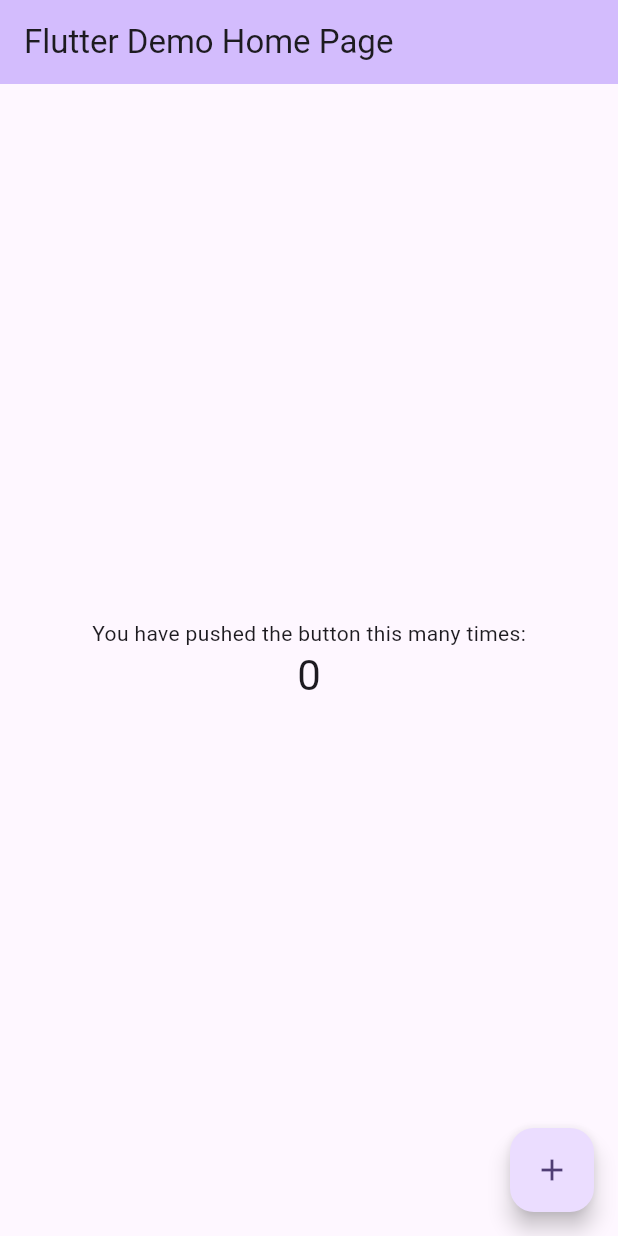
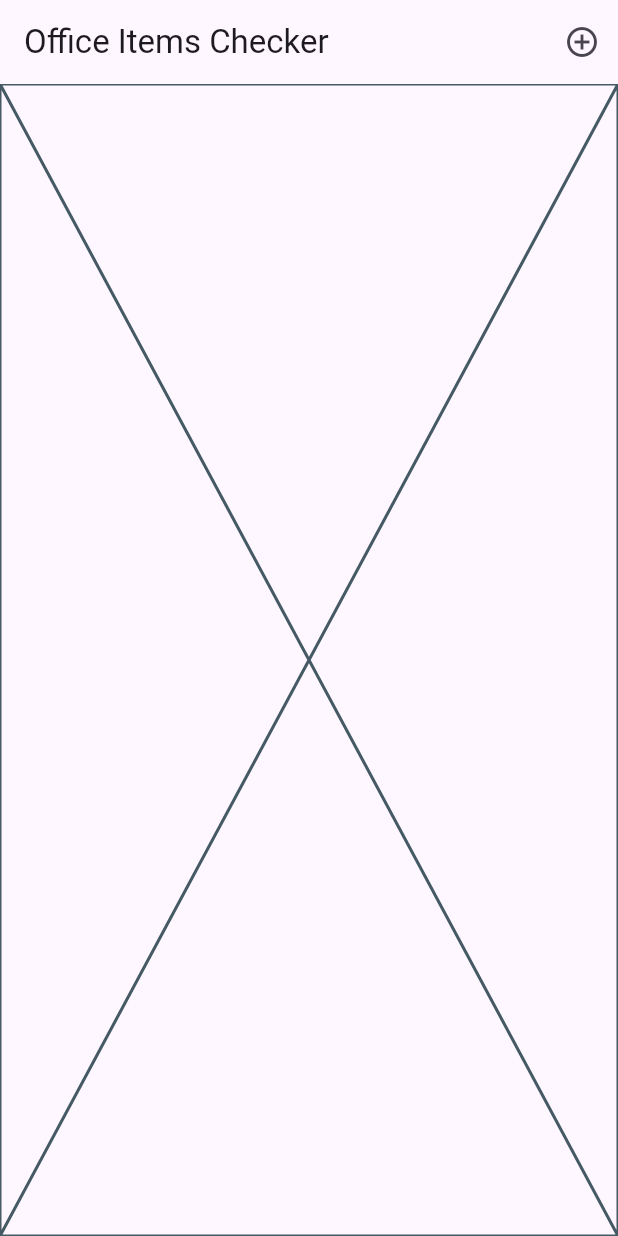
Before and after one commit to Flutter007/lab60, a Flutter app: the screen it shows after launch, on a phone screen of 412 x 824 dp. Run offline on Flutter 3.47's test engine with Material 3 defaults, Android fonts, the phone set to English and light mode, and no system bars; our stand-ins replace flutter_riverpod.

Commit message:
Added  HTTP,Riverpod,INTL libraries,made models and data for Item,ItemCategory and Item Location,added screens.

```diff
--- /dev/null
+++ b/lib/data/item_locations_data.dart
@@ -0,0 +1,24 @@
+import 'package:lab60/models/item_location.dart';
+
+final itemLocations = [
+  ItemLocation(
+    id: 'main_building',
+    title: 'Main building',
+    description: 'Main building of company',
+  ),
+  ItemLocation(
+    id: "director's_office",
+    title: "Director's office",
+    description: 'Room of company director',
+  ),
+  ItemLocation(
+    id: 'technical_staff_room',
+    title: 'Technical staff room',
+    description: 'Room of technical staff',
+  ),
+  ItemLocation(
+    id: 'office_77',
+    title: 'Office 77',
+    description: 'Main office of company',
+  ),
+];
--- /dev/null
+++ b/lib/lab60.dart
@@ -0,0 +1,12 @@
+import 'package:flutter/material.dart';
+import 'package:flutter_riverpod/flutter_riverpod.dart';
+import 'package:lab60/screens/items_list_screen.dart';
+
+class Lab60 extends ConsumerWidget {
+  const Lab60({super.key});
+
+  @override
+  Widget build(BuildContext context, WidgetRef ref) {
+    return MaterialApp(home: ItemsListScreen());
+  }
+}
--- a/lib/main.dart
+++ b/lib/main.dart
@@ -1,122 +1,7 @@
 import 'package:flutter/material.dart';
+import 'package:flutter_riverpod/flutter_riverpod.dart';
+import 'package:lab60/lab60.dart';
 
 void main() {
-  runApp(const MyApp());
+  runApp(ProviderScope(child: Lab60()));
 }
-
-class MyApp extends StatelessWidget {
-  const MyApp({super.key});
-
-  // This widget is the root of your application.
-  @override
-  Widget build(BuildContext context) {
-    return MaterialApp(
-      title: 'Flutter Demo',
-      theme: ThemeData(
-        // This is the theme of your application.
-        //
-        // TRY THIS: Try running your application with "flutter run". You'll see
-        // the application has a purple toolbar. Then, without quitting the app,
-        // try changing the seedColor in the colorScheme below to Colors.green
-        // and then invoke "hot reload" (save your changes or press the "hot
-        // reload" button in a Flutter-supported IDE, or press "r" if you used
-        // the command line to start the app).
-        //
-        // Notice that the counter didn't reset back to zero; the application
-        // state is not lost during the reload. To reset the state, use hot
-        // restart instead.
-        //
-        // This works for code too, not just values: Most code changes can be
-        // tested with just a hot reload.
-        colorScheme: ColorScheme.fromSeed(seedColor: Colors.deepPurple),
-      ),
-      home: const MyHomePage(title: 'Flutter Demo Home Page'),
-    );
-  }
-}
-
-class MyHomePage extends StatefulWidget {
-  const MyHomePage({super.key, required this.title});
-
-  // This widget is the home page of your application. It is stateful, meaning
-  // that it has a State object (defined below) that contains fields that affect
-  // how it looks.
-
-  // This class is the configuration for the state. It holds the values (in this
-  // case the title) provided by the parent (in this case the App widget) and
-  // used by the build method of the State. Fields in a Widget subclass are
-  // always marked "final".
-
-  final String title;
-
-  @override
-  State<MyHomePage> createState() => _MyHomePageState();
-}
-
-class _MyHomePageState extends State<MyHomePage> {
-  int _counter = 0;
-
-  void _incrementCounter() {
-    setState(() {
-      // This call to setState tells the Flutter framework that something has
-      // changed in this State, which causes it to rerun the build method below
-      // so that the display can reflect the updated values. If we changed
-      // _counter without calling setState(), then the build method would not be
-      // called again, and so nothing would appear to happen.
-      _counter++;
-    });
-  }
-
-  @override
-  Widget build(BuildContext context) {
-    // This method is rerun every time setState is called, for instance as done
-    // by the _incrementCounter method above.
-    //
-    // The Flutter framework has been optimized to make rerunning build methods
-    // fast, so that you can just rebuild anything that needs updating rather
-    // than having to individually change instances of widgets.
-    return Scaffold(
-      appBar: AppBar(
-        // TRY THIS: Try changing the color here to a specific color (to
-        // Colors.amber, perhaps?) and trigger a hot reload to see the AppBar
-        // change color while the other colors stay the same.
-        backgroundColor: Theme.of(context).colorScheme.inversePrimary,
-        // Here we take the value from the MyHomePage object that was created by
-        // the App.build method, and use it to set our appbar title.
-        title: Text(widget.title),
-      ),
-      body: Center(
-        // Center is a layout widget. It takes a single child and positions it
-        // in the middle of the parent.
-        child: Column(
-          // Column is also a layout widget. It takes a list of children and
-          // arranges them vertically. By default, it sizes itself to fit its
-          // children horizontally, and tries to be as tall as its parent.
-          //
-          // Column has various properties to control how it sizes itself and
-          // how it positions its children. Here we use mainAxisAlignment to
-          // center the children vertically; the main axis here is the vertical
-          // axis because Columns are vertical (the cross axis would be
-          // horizontal).
-          //
-          // TRY THIS: Invoke "debug painting" (choose the "Toggle Debug Paint"
-          // action in the IDE, or press "p" in the console), to see the
-          // wireframe for each widget.
-          mainAxisAlignment: MainAxisAlignment.center,
-          children: <Widget>[
-            const Text('You have pushed the button this many times:'),
-            Text(
-              '$_counter',
-              style: Theme.of(context).textTheme.headlineMedium,
-            ),
-          ],
-        ),
-      ),
-      floatingActionButton: FloatingActionButton(
-        onPressed: _incrementCounter,
-        tooltip: 'Increment',
-        child: const Icon(Icons.add),
-      ), // This trailing comma makes auto-formatting nicer for build methods.
-    );
-  }
-}
--- /dev/null
+++ b/lib/screens/items_list_screen.dart
@@ -0,0 +1,34 @@
+import 'package:flutter/material.dart';
+import 'package:flutter_riverpod/flutter_riverpod.dart';
+import 'package:lab60/screens/add_item_screen.dart';
+
+class ItemsListScreen extends ConsumerStatefulWidget {
+  const ItemsListScreen({super.key});
+
+  @override
+  ConsumerState createState() => _ItemsListScreenState();
+}
+
+class _ItemsListScreenState extends ConsumerState<ItemsListScreen> {
+  void goToAddScreen() async {
+    await Navigator.of(
+      context,
+    ).push(MaterialPageRoute(builder: (ctx) => AddItemScreen()));
+  }
+
+  @override
+  Widget build(BuildContext context) {
+    return Scaffold(
+      appBar: AppBar(
+        title: Text('Office Items Checker'),
+        actions: [
+          IconButton(
+            onPressed: goToAddScreen,
+            icon: Icon(Icons.add_circle_outline_sharp),
+          ),
+        ],
+      ),
+      body: Placeholder(),
+    );
+  }
+}
--- a/pubspec.yaml
+++ b/pubspec.yaml
@@ -34,6 +34,9 @@ dependencies:
   # The following adds the Cupertino Icons font to your application.
   # Use with the CupertinoIcons class for iOS style icons.
   cupertino_icons: ^1.0.8
+  flutter_riverpod: ^2.6.1
+  intl: ^0.20.2
+  http: ^1.4.0
 
 dev_dependencies:
   flutter_test:
```
Also changed, not shown: lib/data/item_category_data.dart (added, +28 -0 lines), lib/helpers/requets.dart (added, +24 -0 lines), lib/models/item.dart (added, +38 -0 lines), lib/models/item_category.dart (added, +11 -0 lines), lib/models/item_location.dart (added, +11 -0 lines), lib/providers/items_locations_categories_providers.dart (added, +37 -0 lines), lib/screens/add_item_screen.dart (added, +19 -0 lines), pubspec.lock.
